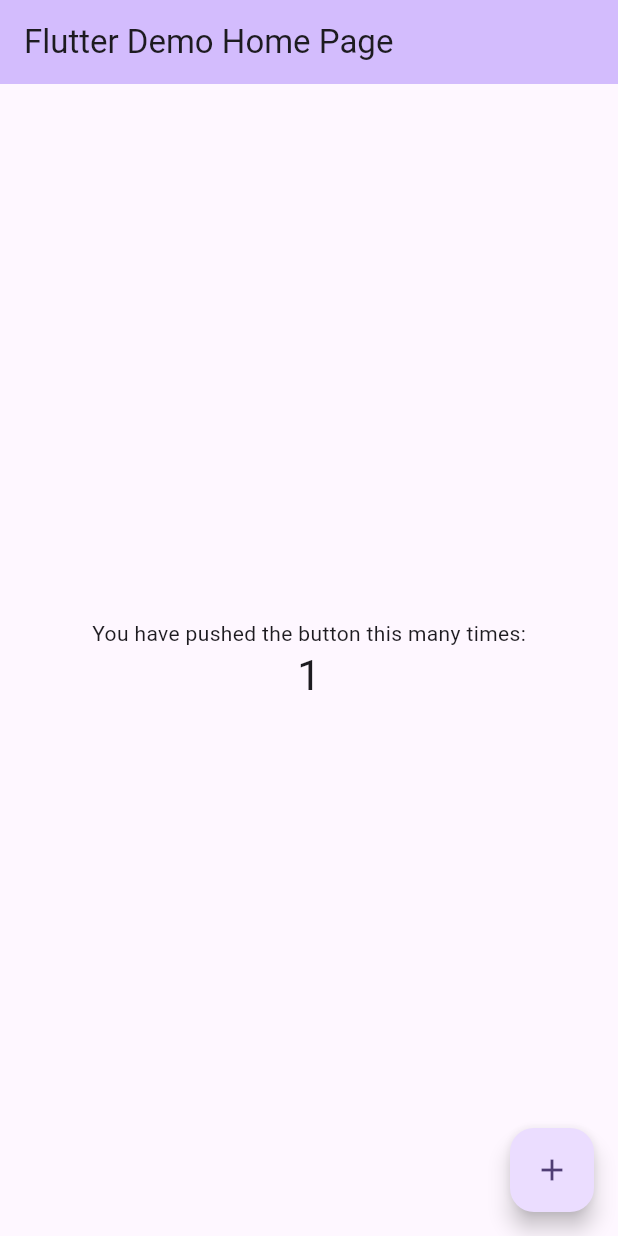
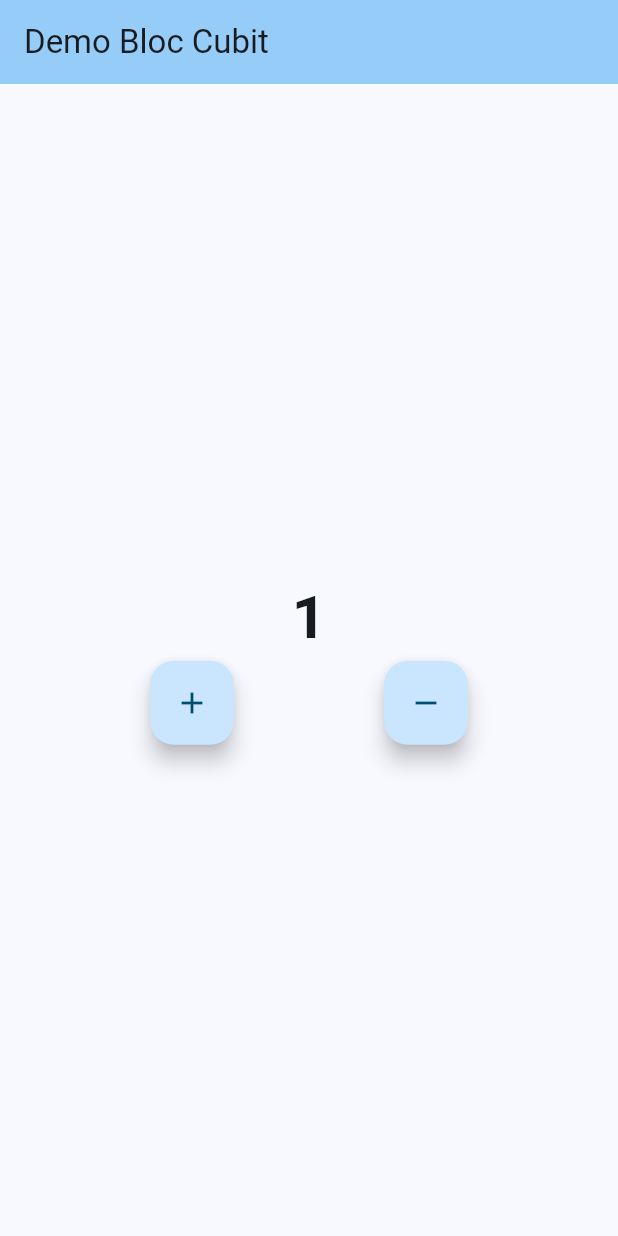
Before and after one commit to acan12/demo_flutter, a Flutter app: the screen it shows after launch, after a tap on the "add" icon, on a phone screen of 412 x 824 dp. Run offline on Flutter 3.47's test engine with Material 2 defaults, Android fonts, the phone set to English and light mode, and no system bars; our stand-ins replace bloc, flutter_bloc.

Commit message:
update bloc function

```diff
--- /dev/null
+++ b/lib/cubits/counter/counter_bloc.dart
@@ -0,0 +1,15 @@
+import 'package:bloc/bloc.dart';
+import 'package:demo_flutter/cubits/counter/counter_event.dart';
+import 'package:demo_flutter/cubits/counter/counter_state.dart';
+
+class CounterBloc extends Bloc<CounterEvent, CounterState> {
+  CounterBloc() : super(CounterInitialState()) {
+    on<CounterIncreamentEvent>((event, emit) => {
+      emit(CounterIncrementState(state.counter+1))
+    });
+
+    on<CounterDecreamentEvent>((event, emit){
+      emit(CounterDecrementState(state.counter-1));
+    });
+  }
+}
--- a/lib/cubits/counter/counter_cubit.dart
+++ /dev/null
@@ -1,8 +0,0 @@
-import 'package:bloc/bloc.dart';
-import 'package:equatable/equatable.dart';
-
-part 'counter_state.dart';
-
-class CounterCubit extends Cubit<CounterState> {
-  CounterCubit() : super(CounterInitial());
-}
--- /dev/null
+++ b/lib/cubits/counter/counter_event.dart
@@ -0,0 +1,7 @@
+abstract class CounterEvent {
+
+}
+
+class CounterIncreamentEvent extends CounterEvent {}
+
+class CounterDecreamentEvent extends CounterEvent {}
--- a/lib/cubits/counter/counter_state.dart
+++ b/lib/cubits/counter/counter_state.dart
@@ -1,10 +1,16 @@
-part of 'counter_cubit.dart';
-
-sealed class CounterState extends Equatable {
-  const CounterState();
-
-  @override
-  List<Object> get props => [];
+abstract class CounterState {
+  int counter = 0;
+  CounterState({required this.counter});
 }
 
-final class CounterInitial extends CounterState {}
+class CounterInitialState extends CounterState {
+  CounterInitialState(): super(counter: 0);
+}
+
+class CounterIncrementState extends CounterState {
+  CounterIncrementState(int increaseCounter): super(counter: increaseCounter);
+}
+
+class CounterDecrementState extends CounterState {
+  CounterDecrementState(int decreaseCounter): super(counter: decreaseCounter);
+}
--- a/lib/main.dart
+++ b/lib/main.dart
@@ -1,4 +1,8 @@
+import 'package:demo_flutter/cubits/counter/counter_bloc.dart';
+import 'package:demo_flutter/cubits/counter/counter_event.dart';
+import 'package:demo_flutter/cubits/counter/counter_state.dart';
 import 'package:flutter/material.dart';
+import 'package:flutter_bloc/flutter_bloc.dart';
 
 void main() {
   runApp(const MyApp());
@@ -10,59 +14,55 @@ class MyApp extends StatelessWidget {
   // This widget is the root of your application.
   @override
   Widget build(BuildContext context) {
-    return MaterialApp(
-      title: 'Flutter Demo',
+    return BlocProvider<CounterBloc>(
+        create: (context) => CounterBloc(),
+        child: MaterialApp(
             theme: ThemeData(
-        colorScheme: ColorScheme.fromSeed(seedColor: Colors.deepPurple),
+              colorScheme: ColorScheme.fromSeed(seedColor: Colors.lightBlue),
               useMaterial3: true,
             ),
-      home: const MyHomePage(title: 'Flutter Demo Home Page'),
-    );
+            home: HomePage(title: "Demo Bloc Cubit")));
   }
 }
 
-class MyHomePage extends StatefulWidget {
-  const MyHomePage({super.key, required this.title});
+class HomePage extends StatelessWidget {
+  const HomePage({super.key, required this.title});
+
   final String title;
-
-  @override
-  State<MyHomePage> createState() => _MyHomePageState();
-}
-
-class _MyHomePageState extends State<MyHomePage> {
-  int _counter = 0;
-
-  void _incrementCounter() {
-    setState(() {
-      _counter++;
-    });
-  }
 
   @override
   Widget build(BuildContext context) {
     return Scaffold(
       appBar: AppBar(
         backgroundColor: Theme.of(context).colorScheme.inversePrimary,
-        title: Text(widget.title),
+        title: Text(title),
       ),
-      body: Center(
-        child: Column(
+      body: Column(
         mainAxisAlignment: MainAxisAlignment.center,
-          children: <Widget>[
-            const Text(
-              'You have pushed the button this many times:',
+        children: [
+          BlocBuilder<CounterBloc, CounterState>(builder: (context, state) {
+            return Text(
+              state.counter.toString(),
+              style: const TextStyle(fontSize: 40, fontWeight: FontWeight.bold),
+            );
+          }),
+          Row(
+            mainAxisAlignment: MainAxisAlignment.spaceEvenly,
+            children: [
+              FloatingActionButton(
+                onPressed: () {
+                  context.read<CounterBloc>().add(CounterIncreamentEvent());
+                },
+                child: const Icon(Icons.add),
               ),
-            Text(
-              '$_counter',
-              style: Theme.of(context).textTheme.headlineMedium,
-            ),
+              FloatingActionButton(
+                  onPressed: () {
+                    context.read<CounterBloc>().add(CounterDecreamentEvent());
+                  },
+                  child: const Icon(Icons.remove))
             ],
-        ),
-      ),
-      floatingActionButton: FloatingActionButton(
-        onPressed: _incrementCounter,
-        tooltip: 'Increment',
-        child: const Icon(Icons.add),
+          )
+        ],
       ),
     );
   }
```
Also changed, not shown: pubspec.lock. Lines whose indentation alone changed are shown as unchanged.
